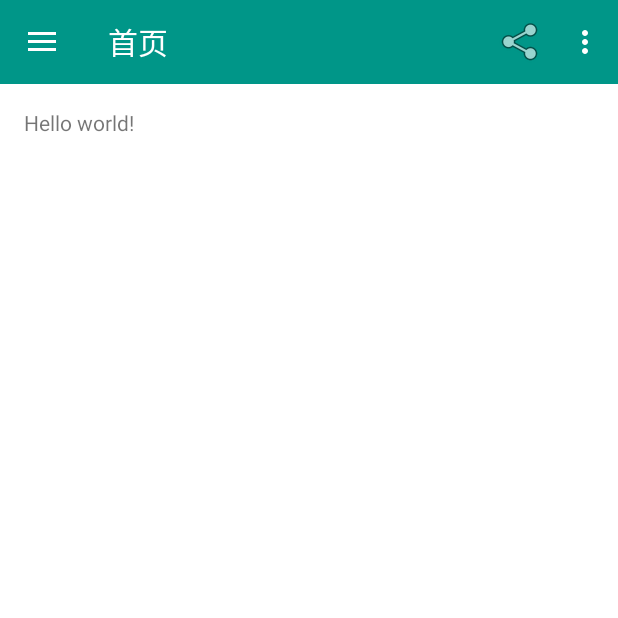
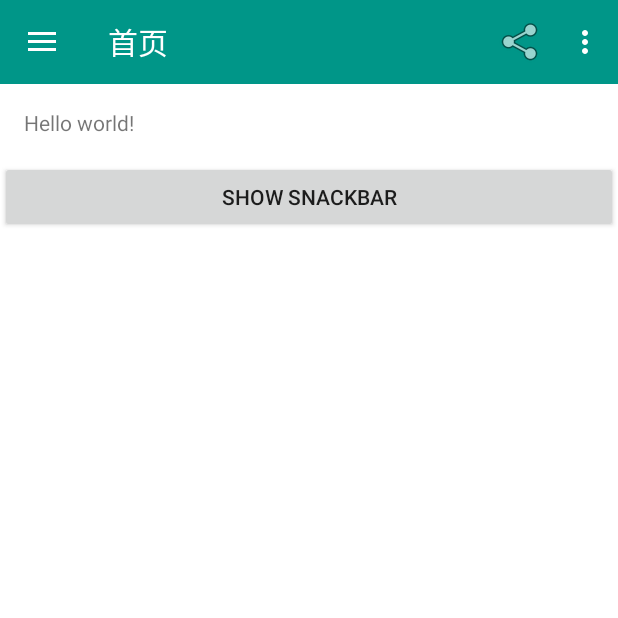
Before and after one commit to Andrew-Shi/MaterialDesignDemo, an Android app: the screen it shows after launch (MainActivity), on a phone screen of 412 x 824 dp, the top half of it. Run offline under Robolectric (Android 15) with nearby library versions, the phone set to English and light mode, and no system bars.

Commit message:
使用 Snackbar

```diff
--- a/app/src/main/java/com/material/shihc/materialdesigndemo/MainActivity.java
+++ b/app/src/main/java/com/material/shihc/materialdesigndemo/MainActivity.java
@@ -1,25 +1,32 @@
 package com.material.shihc.materialdesigndemo;
 
 import android.support.design.widget.NavigationView;
+import android.support.design.widget.Snackbar;
 import android.support.v4.widget.DrawerLayout;
 import android.support.v7.app.ActionBarDrawerToggle;
 import android.support.v7.app.AppCompatActivity;
 import android.os.Bundle;
 import android.support.v7.widget.Toolbar;
-import android.view.Gravity;
 import android.view.KeyEvent;
 import android.view.Menu;
 import android.view.MenuItem;
+import android.view.View;
+import android.widget.Button;
 import android.widget.Toast;
 
-public class MainActivity extends AppCompatActivity {
+public class MainActivity extends AppCompatActivity implements View.OnClickListener {
 
     private DrawerLayout mDrawerLayout;
 
     private Toolbar mToolbar;
 
     private ActionBarDrawerToggle mDrawerToggle;
+
     private NavigationView mNavigationView;
+
+    private Button mBtnShowSnackBar;
+
+    private View parentLayout;
 
     @Override
     protected void onCreate(Bundle savedInstanceState) {
@@ -31,6 +38,19 @@ public class MainActivity extends AppCompatActivity {
 
         //初始化侧边栏
         initNavigation();
+
+        initView();
+
+        addListeners();
+    }
+
+    private void addListeners() {
+        parentLayout = findViewById(R.id.parentLayout);
+        mBtnShowSnackBar.setOnClickListener(this);
+    }
+
+    private void initView() {
+        mBtnShowSnackBar = (Button) findViewById(R.id.btn_show_snackBar);
     }
 
     @Override
@@ -119,4 +139,24 @@ public class MainActivity extends AppCompatActivity {
         }
         return super.onKeyUp(keyCode, event);
     }
+
+    @Override
+    public void onClick(View v) {
+        int id = v.getId();
+        switch (id){
+            case R.id.btn_show_snackBar:
+                showSnackbar();
+                break;
+            case R.id.snackbar_action:
+                Toast.makeText(this, "click Snackbar action", Toast.LENGTH_SHORT).show();
+                break;
+        }
+    }
+
+    private void showSnackbar() {
+        Snackbar
+                .make(parentLayout, R.string.snackbar_text, Snackbar.LENGTH_LONG)
+                .setAction(R.string.snackbar_action, this)
+                .show(); // Don’t forget to show!
+    }
 }
--- a/app/src/main/res/layout/activity_main.xml
+++ b/app/src/main/res/layout/activity_main.xml
@@ -14,4 +14,10 @@
         android:layout_height="wrap_content"
         android:text="@string/hello_world"/>
 
+    <Button
+        android:id="@+id/btn_show_snackBar"
+        android:layout_width="match_parent"
+        android:layout_height="wrap_content"
+        android:text="show SnackBar"/>
+
 </LinearLayout>
--- a/app/src/main/res/layout/drawer_layout.xml
+++ b/app/src/main/res/layout/drawer_layout.xml
@@ -1,4 +1,5 @@
 <LinearLayout xmlns:android="http://schemas.android.com/apk/res/android"
+              android:id="@+id/parentLayout"
               android:layout_width="match_parent"
               android:layout_height="match_parent"
               android:orientation="vertical"
--- a/app/src/main/res/values/strings.xml
+++ b/app/src/main/res/values/strings.xml
@@ -4,4 +4,6 @@
     <string name="hello_world">Hello world!</string>
     <string name="action_settings">Settings</string>
     <string name="action_share">Share</string>
+    <string name="snackbar_text">this is snackbar</string>
+    <string name="snackbar_action">cancel</string>
 </resources>
```
